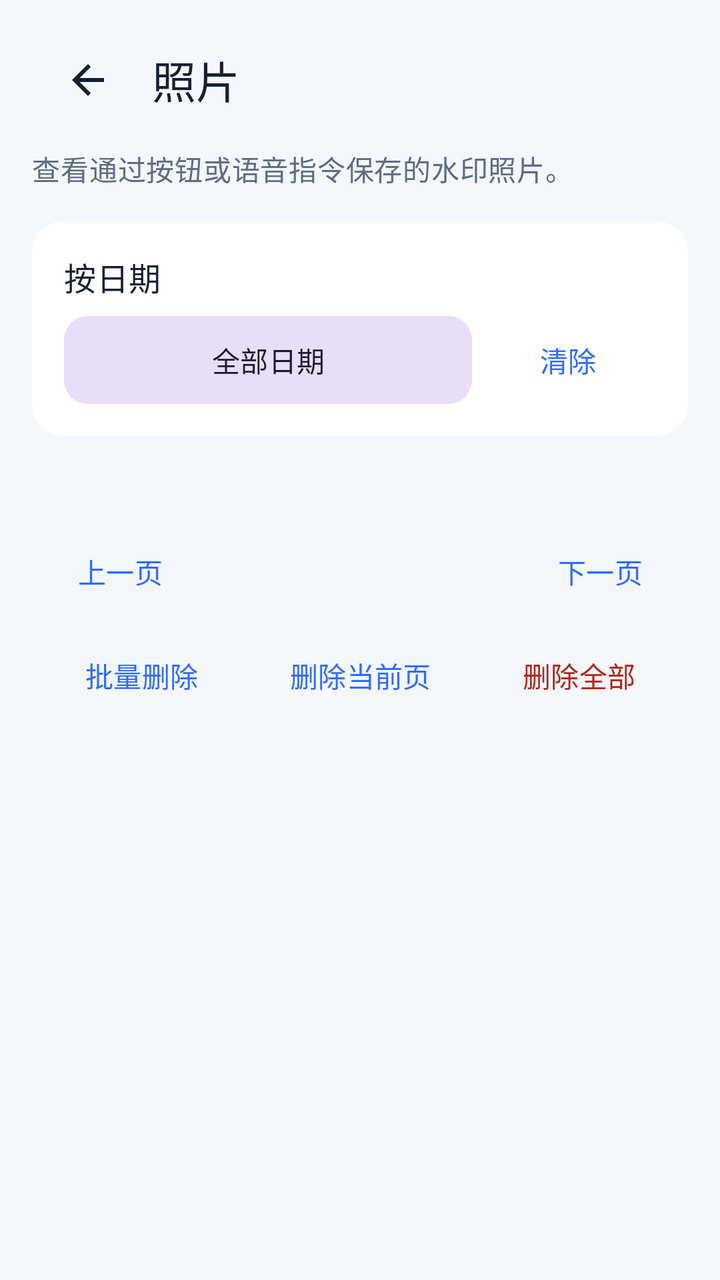
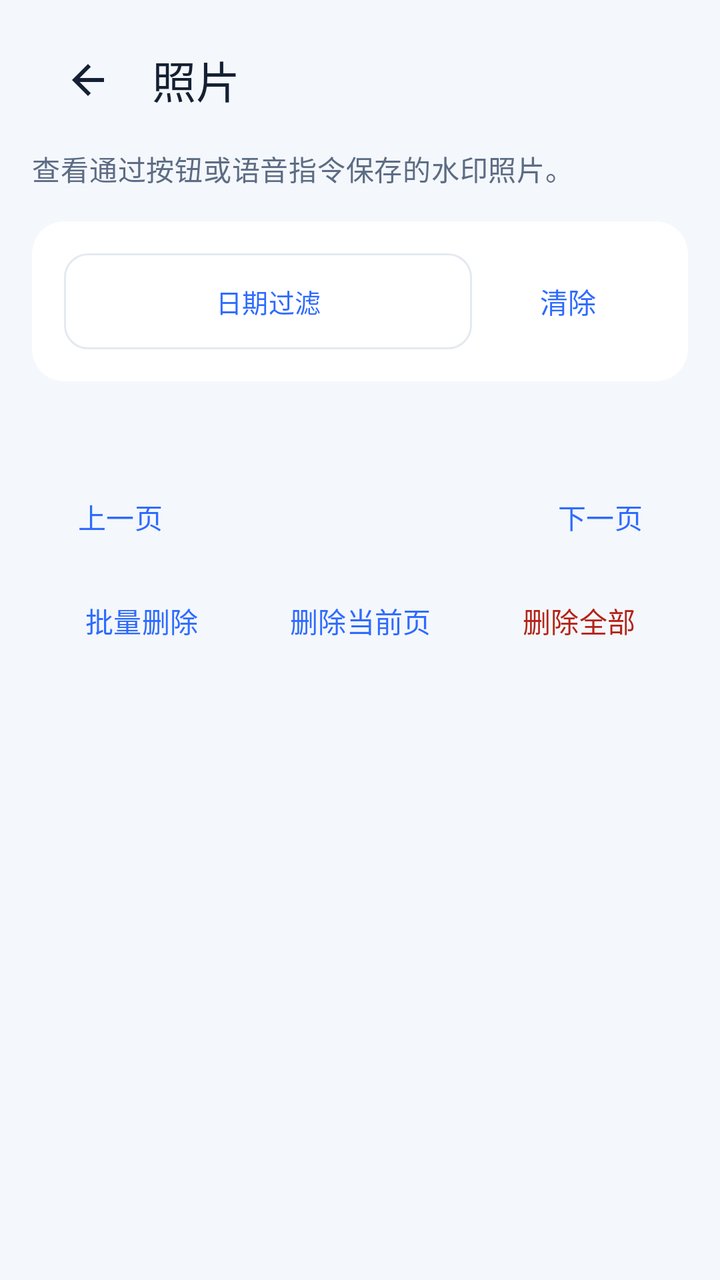

Compare the two renders of this Android layout. The source of the first and the diff that turns it into the second are given below.
<!-- AndroidManifest.xml: application theme Theme.CarSpeed -->
<!-- res/layout/activity_photo_gallery.xml -->
<?xml version="1.0" encoding="utf-8"?>
<ScrollView xmlns:android="http://schemas.android.com/apk/res/android"
    xmlns:app="http://schemas.android.com/apk/res-auto"
    android:layout_width="match_parent"
    android:layout_height="match_parent"
    android:background="@color/brand_sand"
    android:fillViewport="true">

    <LinearLayout
        android:layout_width="match_parent"
        android:layout_height="wrap_content"
        android:orientation="vertical"
        android:paddingStart="16dp"
        android:paddingTop="8dp"
        android:paddingEnd="16dp"
        android:paddingBottom="20dp">

        <com.google.android.material.appbar.MaterialToolbar
            android:id="@+id/toolbar"
            android:layout_width="match_parent"
            android:layout_height="wrap_content"
            android:backgroundTint="@android:color/transparent"
            app:navigationIcon="@drawable/ic_nav_back"
            app:title="@string/photo_gallery_title"
            app:titleTextColor="@color/text_primary" />

        <TextView
            android:layout_width="match_parent"
            android:layout_height="wrap_content"
            android:layout_marginTop="2dp"
            android:text="@string/photo_gallery_subtitle"
            android:textAppearance="@style/TextAppearance.CarSpeed.Body" />

        <com.google.android.material.card.MaterialCardView
            style="@style/Widget.CarSpeed.Card"
            android:layout_width="match_parent"
            android:layout_height="wrap_content"
            android:layout_marginTop="16dp">

            <LinearLayout
                android:layout_width="match_parent"
                android:layout_height="wrap_content"
                android:orientation="vertical"
                android:padding="16dp">

                <TextView
                    android:layout_width="wrap_content"
                    android:layout_height="wrap_content"
                    android:text="@string/photo_filter_label"
                    android:textAppearance="@style/TextAppearance.CarSpeed.SectionTitle" />

                <LinearLayout
                    android:layout_width="match_parent"
                    android:layout_height="wrap_content"
                    android:layout_marginTop="8dp"
                    android:gravity="center_vertical"
                    android:orientation="horizontal">

                    <com.google.android.material.button.MaterialButton
                        android:id="@+id/btnPhotoDate"
                        style="@style/Widget.CarSpeed.Button.Tonal"
                        android:layout_width="0dp"
                        android:layout_height="wrap_content"
                        android:layout_weight="1"
                        android:text="@string/photo_filter_all" />

                    <com.google.android.material.button.MaterialButton
                        android:id="@+id/btnPhotoDateClear"
                        style="@style/Widget.CarSpeed.Button.Text"
                        android:layout_width="wrap_content"
                        android:layout_height="wrap_content"
                        android:layout_marginStart="4dp"
                        android:text="@string/video_filter_clear" />
                </LinearLayout>
            </LinearLayout>
        </com.google.android.material.card.MaterialCardView>

        <TextView
            android:id="@+id/tvPhotoSummary"
            android:layout_width="match_parent"
            android:layout_height="wrap_content"
            android:layout_marginTop="18dp"
            android:textAppearance="@style/TextAppearance.CarSpeed.SectionTitle" />

        <LinearLayout
            android:layout_width="match_parent"
            android:layout_height="wrap_content"
            android:layout_marginTop="8dp"
            android:gravity="center_vertical"
            android:orientation="horizontal">

            <com.google.android.material.button.MaterialButton
                android:id="@+id/btnPhotoPrevPage"
                style="@style/Widget.CarSpeed.Button.Text"
                android:layout_width="wrap_content"
                android:layout_height="wrap_content"
                android:text="@string/page_previous" />

            <TextView
                android:id="@+id/tvPhotoPage"
                android:layout_width="0dp"
                android:layout_height="wrap_content"
                android:layout_weight="1"
                android:gravity="center"
                android:textAppearance="@style/TextAppearance.CarSpeed.Body" />

            <com.google.android.material.button.MaterialButton
                android:id="@+id/btnPhotoNextPage"
                style="@style/Widget.CarSpeed.Button.Text"
                android:layout_width="wrap_content"
                android:layout_height="wrap_content"
                android:text="@string/page_next" />
        </LinearLayout>

        <LinearLayout
            android:id="@+id/layoutPhotoBatchActions"
            android:layout_width="match_parent"
            android:layout_height="wrap_content"
            android:layout_marginTop="4dp"
            android:gravity="center_vertical"
            android:orientation="horizontal"
            android:visibility="gone">

            <com.google.android.material.button.MaterialButton
                android:id="@+id/btnPhotoBatchExit"
                style="@style/Widget.CarSpeed.Button.Text"
                android:layout_width="wrap_content"
                android:layout_height="wrap_content"
                android:text="@string/video_batch_exit" />

            <com.google.android.material.button.MaterialButton
                android:id="@+id/btnPhotoBatchToggleAll"
                style="@style/Widget.CarSpeed.Button.Tonal"
                android:layout_width="0dp"
                android:layout_height="wrap_content"
                android:layout_marginStart="8dp"
                android:layout_weight="1"
                android:text="@string/video_batch_select_all" />

            <com.google.android.material.button.MaterialButton
                android:id="@+id/btnPhotoBatchDeleteSelected"
                style="@style/Widget.CarSpeed.Button"
                android:layout_width="wrap_content"
                android:layout_height="wrap_content"
                android:layout_marginStart="8dp"
                android:text="@string/video_batch_delete_selected" />
        </LinearLayout>

        <LinearLayout
            android:id="@+id/layoutPhotoList"
            android:layout_width="match_parent"
            android:layout_height="wrap_content"
            android:layout_marginTop="8dp"
            android:orientation="vertical" />

        <LinearLayout
            android:layout_width="match_parent"
            android:layout_height="wrap_content"
            android:layout_marginTop="4dp"
            android:gravity="center_vertical"
            android:orientation="horizontal">

            <com.google.android.material.button.MaterialButton
                android:id="@+id/btnPhotoBatch"
                style="@style/Widget.CarSpeed.Button.Text"
                android:layout_width="0dp"
                android:layout_height="wrap_content"
                android:layout_weight="1"
                android:text="@string/video_batch_delete" />

            <com.google.android.material.button.MaterialButton
                android:id="@+id/btnPhotoDeletePage"
                style="@style/Widget.CarSpeed.Button.Text"
                android:layout_width="0dp"
                android:layout_height="wrap_content"
                android:layout_weight="1"
                android:text="@string/video_delete_current_page" />

            <com.google.android.material.button.MaterialButton
                android:id="@+id/btnPhotoDeleteAll"
                style="@style/Widget.CarSpeed.Button.Text.Danger"
                android:layout_width="0dp"
                android:layout_height="wrap_content"
                android:layout_weight="1"
                android:text="@string/video_delete_all" />
        </LinearLayout>
    </LinearLayout>
</ScrollView>
<!-- resources referenced by this layout -->
<resources>
  <string name="photo_filter_all">全部日期</string>
  <string name="photo_filter_label">按日期</string>
  <style name="Theme.CarSpeed" parent="Theme.Material3.DayNight.NoActionBar">
          <item name="colorPrimary">@color/brand_blue</item>
          <item name="colorSecondary">@color/brand_teal</item>
          <item name="colorSurface">@color/surface_primary</item>
          <item name="android:colorBackground">@color/brand_sand</item>
          <item name="android:statusBarColor">@android:color/transparent</item>
          <item name="android:navigationBarColor">@color/brand_sand</item>
          <item name="android:windowLightStatusBar">true</item>
          <item name="android:windowLightNavigationBar" tools:targetApi="27">true</item>
          <item name="materialButtonStyle">@style/Widget.CarSpeed.Button</item>
          <item name="materialCardViewFilledStyle">@style/Widget.CarSpeed.Card</item>
      </style>
  <!-- unchanged entries left out for length: 26 -->
</resources>

<!-- the commit's change to res/layout/activity_photo_gallery.xml (unified diff, before → after) -->
@@ -43,26 +43,23 @@
                 android:orientation="vertical"
                 android:padding="16dp">
 
-                <TextView
-                    android:layout_width="wrap_content"
-                    android:layout_height="wrap_content"
-                    android:text="@string/photo_filter_label"
-                    android:textAppearance="@style/TextAppearance.CarSpeed.SectionTitle" />
-
                 <LinearLayout
                     android:layout_width="match_parent"
                     android:layout_height="wrap_content"
-                    android:layout_marginTop="8dp"
                     android:gravity="center_vertical"
                     android:orientation="horizontal">
 
                     <com.google.android.material.button.MaterialButton
                         android:id="@+id/btnPhotoDate"
-                        style="@style/Widget.CarSpeed.Button.Tonal"
+                        style="@style/Widget.CarSpeed.Button.Outlined"
                         android:layout_width="0dp"
                         android:layout_height="wrap_content"
                         android:layout_weight="1"
-                        android:text="@string/photo_filter_all" />
+                        android:ellipsize="end"
+                        android:maxLines="1"
+                        android:minHeight="48dp"
+                        android:text="@string/photo_filter_all"
+                        android:textSize="13sp" />
 
                     <com.google.android.material.button.MaterialButton
                         android:id="@+id/btnPhotoDateClear"
<!-- resource entries referenced after the edit -->
@@ -1,8 +1,14 @@
 <!-- resources referenced by this layout -->
 <resources>
-  <string name="photo_filter_all">全部日期</string>
-  <string name="photo_filter_label">按日期</string>
-  <style name="Theme.CarSpeed" parent="Theme.Material3.DayNight.NoActionBar">
+  <string name="photo_filter_all">日期过滤</string>
+  <style name="Widget.CarSpeed.Button.Outlined" parent="Widget.Material3.Button.OutlinedButton">
+          <item name="cornerRadius">12dp</item>
+          <item name="android:minHeight">48dp</item>
+          <item name="android:insetTop">0dp</item>
+          <item name="android:insetBottom">0dp</item>
+          <item name="strokeColor">@color/divider_soft</item>
+      </style>
+  <style name="Theme.CarSpeed" parent="Theme.Material3.Light.NoActionBar">
           <item name="colorPrimary">@color/brand_blue</item>
           <item name="colorSecondary">@color/brand_teal</item>
           <item name="colorSurface">@color/surface_primary</item>
@@ -10,10 +16,77 @@
           <item name="android:statusBarColor">@android:color/transparent</item>
           <item name="android:navigationBarColor">@color/brand_sand</item>
           <item name="android:windowLightStatusBar">true</item>
+          <item name="android:forceDarkAllowed" tools:targetApi="29">false</item>
           <item name="android:windowLightNavigationBar" tools:targetApi="27">true</item>
           <item name="materialButtonStyle">@style/Widget.CarSpeed.Button</item>
           <item name="materialCardViewFilledStyle">@style/Widget.CarSpeed.Card</item>
+          <item name="alertDialogTheme">@style/ThemeOverlay.CarSpeed.Dialog</item>
+          <item name="materialAlertDialogTheme">@style/ThemeOverlay.CarSpeed.Dialog</item>
+          <item name="android:seekBarStyle">@style/Widget.CarSpeed.SeekBar</item>
+          <item name="seekBarStyle">@style/Widget.CarSpeed.SeekBar</item>
+          <item name="android:spinnerStyle">@style/Widget.CarSpeed.Spinner</item>
+          <item name="spinnerStyle">@style/Widget.CarSpeed.Spinner</item>
+          <item name="android:progressBarStyleHorizontal">@style/Widget.CarSpeed.ProgressBar</item>
+          <item name="colorControlActivated">@color/brand_blue</item>
       </style>
+  <color name="divider_soft">#E4E9F0</color>
+  <style name="ThemeOverlay.CarSpeed.Dialog" parent="ThemeOverlay.Material3.MaterialAlertDialog">
+          <item name="colorSurface">@color/surface_primary</item>
+          <item name="colorSurfaceContainer">@color/surface_primary</item>
+          <item name="colorSurfaceContainerHigh">@color/surface_primary</item>
+          <item name="colorOnSurface">@color/text_primary</item>
+          <item name="colorOnSurfaceVariant">@color/text_secondary</item>
+          <item name="colorPrimary">@color/brand_blue</item>
+          <item name="android:colorBackground">@color/surface_primary</item>
+          <item name="android:textColorPrimary">@color/text_primary</item>
+          <item name="android:forceDarkAllowed" tools:targetApi="29">false</item>
+      </style>
+  <style name="Widget.CarSpeed.SeekBar" parent="Widget.AppCompat.SeekBar">
+          <item name="android:progressTint">@color/brand_blue</item>
+          <item name="android:thumbTint">@color/brand_blue</item>
+          <item name="android:progressBackgroundTint">@color/divider_soft</item>
+          <item name="android:minHeight">48dp</item>
+      </style>
+  <style name="Widget.CarSpeed.Spinner" parent="Widget.AppCompat.Spinner">
+          <item name="android:background">@drawable/bg_spinner</item>
+          <item name="android:popupBackground">@color/surface_primary</item>
+          <item name="android:minHeight">48dp</item>
+          <item name="android:paddingStart">4dp</item>
+          <item name="android:paddingEnd">4dp</item>
+      </style>
+  <style name="Widget.CarSpeed.ProgressBar" parent="Widget.AppCompat.ProgressBar.Horizontal">
+          <item name="android:progressTint">@color/brand_blue</item>
+          <item name="android:progressBackgroundTint">@color/divider_soft</item>
+          <item name="android:minHeight">4dp</item>
+      </style>
+  <!-- drawable bg_spinner (drawable) -->
+  <?xml version="1.0" encoding="utf-8"?>
+  <layer-list xmlns:android="http://schemas.android.com/apk/res/android">
+      <item>
+          <shape android:shape="rectangle">
+              <solid android:color="@color/surface_secondary" />
+              <corners android:radius="12dp" />
+          </shape>
+      </item>
+      <item
+          android:width="20dp"
+          android:height="20dp"
+          android:drawable="@drawable/ic_spinner_arrow"
+          android:end="12dp"
+          android:gravity="end|center_vertical" />
+  </layer-list>
+  <color name="surface_secondary">#EAF0F8</color>
+  <!-- drawable ic_spinner_arrow (drawable) -->
+  <?xml version="1.0" encoding="utf-8"?>
+  <vector xmlns:android="http://schemas.android.com/apk/res/android"
+      android:width="20dp"
+      android:height="20dp"
+      android:viewportWidth="24"
+      android:viewportHeight="24">
+      <path
+          android:fillColor="@color/text_secondary"
+          android:pathData="M7,10l5,5 5,-5z" />
+  </vector>
   <!-- unchanged entries left out for length: 26 -->
 </resources>
 
